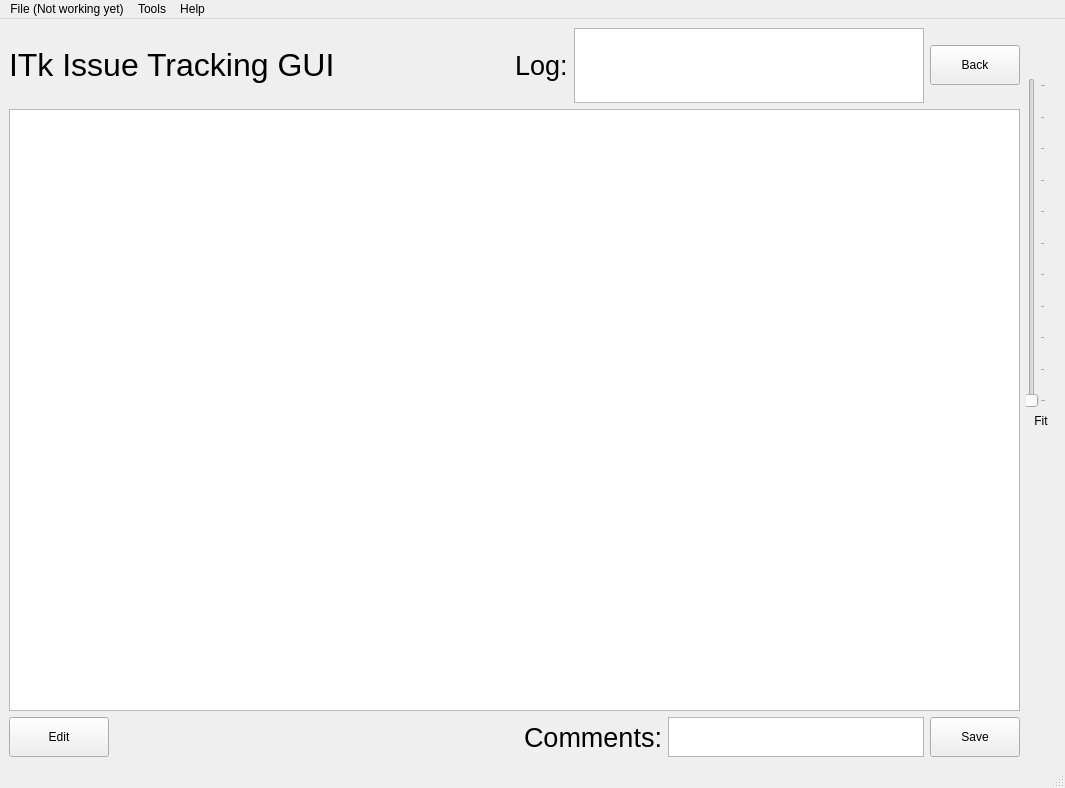
This is ITkTrackingGUI/WirebondRecorderGUI.ui in adamazoulay/ITkTrackingGUI as Qt 5 draws it before an edit. The edited form follows.
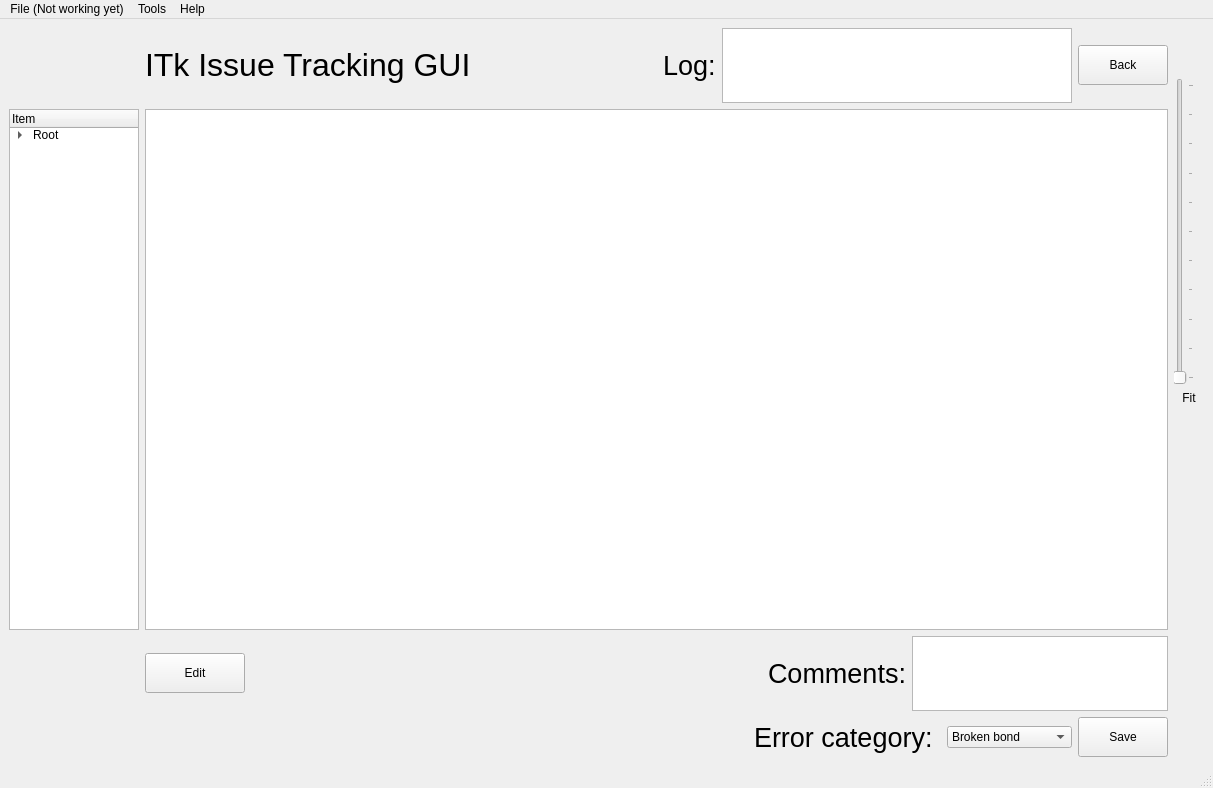
This is the edited form.

Commit message: Added in tree view for components, and error category selection

What changed in the file:
```diff
--- a/ITkTrackingGUI/WirebondRecorderGUI.ui
+++ b/ITkTrackingGUI/WirebondRecorderGUI.ui
@@ -6,7 +6,7 @@
    <rect>
     <x>0</x>
     <y>0</y>
-    <width>1060</width>
+    <width>1213</width>
     <height>788</height>
    </rect>
   </property>
@@ -106,7 +106,116 @@
       <property name="sizeConstraint">
        <enum>QLayout::SetNoConstraint</enum>
       </property>
-      <item row="2" column="0">
+      <item row="0" column="1">
+       <layout class="QHBoxLayout" name="horizontalLayout_2">
+        <item>
+         <widget class="QLabel" name="lblmainTitle">
+          <property name="sizePolicy">
+           <sizepolicy hsizetype="Fixed" vsizetype="Fixed">
+            <horstretch>0</horstretch>
+            <verstretch>0</verstretch>
+           </sizepolicy>
+          </property>
+          <property name="minimumSize">
+           <size>
+            <width>500</width>
+            <height>50</height>
+           </size>
+          </property>
+          <property name="maximumSize">
+           <size>
+            <width>500</width>
+            <height>50</height>
+           </size>
+          </property>
+          <property name="font">
+           <font>
+            <pointsize>24</pointsize>
+           </font>
+          </property>
+          <property name="text">
+           <string>ITk Issue Tracking GUI</string>
+          </property>
+         </widget>
+        </item>
+        <item>
+         <spacer name="horizontalSpacer">
+          <property name="orientation">
+           <enum>Qt::Horizontal</enum>
+          </property>
+          <property name="sizeHint" stdset="0">
+           <size>
+            <width>40</width>
+            <height>20</height>
+           </size>
+          </property>
+         </spacer>
+        </item>
+        <item>
+         <widget class="QLabel" name="label_2">
+          <property name="font">
+           <font>
+            <pointsize>20</pointsize>
+           </font>
+          </property>
+          <property name="text">
+           <string>Log:</string>
+          </property>
+         </widget>
+        </item>
+        <item>
+         <widget class="QTextBrowser" name="logText">
+          <property name="sizePolicy">
+           <sizepolicy hsizetype="Minimum" vsizetype="Minimum">
+            <horstretch>0</horstretch>
+            <verstretch>0</verstretch>
+           </sizepolicy>
+          </property>
+          <property name="minimumSize">
+           <size>
+            <width>350</width>
+            <height>75</height>
+           </size>
+          </property>
+          <property name="maximumSize">
+           <size>
+            <width>350</width>
+            <height>75</height>
+           </size>
+          </property>
+         </widget>
+        </item>
+        <item>
+         <widget class="QPushButton" name="btnBack">
+          <property name="sizePolicy">
+           <sizepolicy hsizetype="Fixed" vsizetype="Fixed">
+            <horstretch>0</horstretch>
+            <verstretch>0</verstretch>
+           </sizepolicy>
+          </property>
+          <property name="minimumSize">
+           <size>
+            <width>90</width>
+            <height>40</height>
+           </size>
+          </property>
+          <property name="maximumSize">
+           <size>
+            <width>90</width>
+            <height>40</height>
+           </size>
+          </property>
+          <property name="text">
+           <string>Back</string>
+          </property>
+         </widget>
+        </item>
+       </layout>
+      </item>
+      <item row="1" column="1">
+       <widget class="QGraphicsView" name="imgSelect"/>
+      </item>
+      <item row="2" column="1">
        <layout class="QHBoxLayout" name="horizontalLayout">
         <item>
          <widget class="QPushButton" name="btnChangeMode">
@@ -192,141 +301,147 @@
           </property>
          </widget>
         </item>
-        <item>
-         <widget class="QPushButton" name="btnSave">
-          <property name="sizePolicy">
-           <sizepolicy hsizetype="Minimum" vsizetype="Minimum">
-            <horstretch>0</horstretch>
-            <verstretch>0</verstretch>
-           </sizepolicy>
-          </property>
-          <property name="minimumSize">
-           <size>
-            <width>90</width>
-            <height>40</height>
-           </size>
-          </property>
-          <property name="maximumSize">
-           <size>
-            <width>90</width>
-            <height>40</height>
-           </size>
-          </property>
-          <property name="text">
-           <string>Save</string>
-          </property>
-         </widget>
-        </item>
-       </layout>
-      </item>
-      <item row="0" column="0">
-       <layout class="QHBoxLayout" name="horizontalLayout_2">
-        <item>
-         <widget class="QLabel" name="lblmainTitle">
-          <property name="sizePolicy">
-           <sizepolicy hsizetype="Fixed" vsizetype="Fixed">
-            <horstretch>0</horstretch>
-            <verstretch>0</verstretch>
-           </sizepolicy>
-          </property>
-          <property name="minimumSize">
-           <size>
-            <width>500</width>
-            <height>50</height>
-           </size>
-          </property>
-          <property name="maximumSize">
-           <size>
-            <width>500</width>
-            <height>50</height>
-           </size>
-          </property>
-          <property name="font">
-           <font>
-            <pointsize>24</pointsize>
-           </font>
-          </property>
-          <property name="text">
-           <string>ITk Issue Tracking GUI</string>
-          </property>
-         </widget>
-        </item>
-        <item>
-         <spacer name="horizontalSpacer">
-          <property name="orientation">
-           <enum>Qt::Horizontal</enum>
-          </property>
-          <property name="sizeHint" stdset="0">
-           <size>
-            <width>40</width>
-            <height>20</height>
-           </size>
-          </property>
-         </spacer>
-        </item>
-        <item>
-         <widget class="QLabel" name="label_2">
-          <property name="font">
-           <font>
-            <pointsize>20</pointsize>
-           </font>
-          </property>
-          <property name="text">
-           <string>Log:</string>
-          </property>
-         </widget>
-        </item>
-        <item>
-         <widget class="QTextBrowser" name="logText">
-          <property name="sizePolicy">
-           <sizepolicy hsizetype="Minimum" vsizetype="Minimum">
-            <horstretch>0</horstretch>
-            <verstretch>0</verstretch>
-           </sizepolicy>
-          </property>
-          <property name="minimumSize">
-           <size>
-            <width>350</width>
-            <height>75</height>
-           </size>
-          </property>
-          <property name="maximumSize">
-           <size>
-            <width>350</width>
-            <height>75</height>
-           </size>
-          </property>
-         </widget>
-        </item>
-        <item>
-         <widget class="QPushButton" name="btnBack">
-          <property name="sizePolicy">
-           <sizepolicy hsizetype="Fixed" vsizetype="Fixed">
-            <horstretch>0</horstretch>
-            <verstretch>0</verstretch>
-           </sizepolicy>
-          </property>
-          <property name="minimumSize">
-           <size>
-            <width>90</width>
-            <height>40</height>
-           </size>
-          </property>
-          <property name="maximumSize">
-           <size>
-            <width>90</width>
-            <height>40</height>
-           </size>
-          </property>
-          <property name="text">
-           <string>Back</string>
-          </property>
-         </widget>
-        </item>
        </layout>
       </item>
       <item row="1" column="0">
-       <widget class="QGraphicsView" name="imgSelect"/>
+       <widget class="QTreeWidget" name="treeWidget">
+        <property name="minimumSize">
+         <size>
+          <width>130</width>
+          <height>0</height>
+         </size>
+        </property>
+        <property name="maximumSize">
+         <size>
+          <width>130</width>
+          <height>16777215</height>
+         </size>
+        </property>
+        <column>
+         <property name="text">
+          <string>Item</string>
+         </property>
+        </column>
+        <item>
+         <property name="text">
+          <string>Root</string>
+         </property>
+         <item>
+          <property name="text">
+           <string>Endcap</string>
+          </property>
+          <item>
+           <property name="text">
+            <string>R0H0</string>
+           </property>
+           <item>
+            <property name="text">
+             <string>ASICu1</string>
+            </property>
+           </item>
+          </item>
+          <item>
+           <property name="text">
+            <string>R0H1</string>
+           </property>
+          </item>
+         </item>
+         <item>
+          <property name="text">
+           <string>Barrel</string>
+          </property>
+          <item>
+           <property name="text">
+            <string>LH</string>
+           </property>
+          </item>
+          <item>
+           <property name="text">
+            <string>RH</string>
+           </property>
+          </item>
+         </item>
+        </item>
+       </widget>
+      </item>
+     </layout>
+    </item>
+    <item row="1" column="0">
+     <layout class="QHBoxLayout" name="horizontalLayout_3">
+      <item>
+       <spacer name="horizontalSpacer_3">
+        <property name="orientation">
+         <enum>Qt::Horizontal</enum>
+        </property>
+        <property name="sizeHint" stdset="0">
+         <size>
+          <width>40</width>
+          <height>20</height>
+         </size>
+        </property>
+       </spacer>
+      </item>
+      <item>
+       <widget class="QLabel" name="label_3">
+        <property name="font">
+         <font>
+          <pointsize>20</pointsize>
+         </font>
+        </property>
+        <property name="text">
+         <string>Error category: </string>
+        </property>
+       </widget>
+      </item>
+      <item>
+       <widget class="QComboBox" name="errorCategory">
+        <property name="minimumSize">
+         <size>
+          <width>125</width>
+          <height>0</height>
+         </size>
+        </property>
+        <item>
+         <property name="text">
+          <string>Broken bond</string>
+         </property>
+        </item>
+        <item>
+         <property name="text">
+          <string>Glue coverage</string>
+         </property>
+        </item>
+        <item>
+         <property name="text">
+          <string>Scratched</string>
+         </property>
+        </item>
+       </widget>
+      </item>
+      <item>
+       <widget class="QPushButton" name="btnSave">
+        <property name="sizePolicy">
+         <sizepolicy hsizetype="Minimum" vsizetype="Minimum">
+          <horstretch>0</horstretch>
+          <verstretch>0</verstretch>
+         </sizepolicy>
+        </property>
+        <property name="minimumSize">
+         <size>
+          <width>90</width>
+          <height>40</height>
+         </size>
+        </property>
+        <property name="maximumSize">
+         <size>
+          <width>90</width>
+          <height>40</height>
+         </size>
+        </property>
+        <property name="text">
+         <string>Save</string>
+        </property>
+       </widget>
       </item>
      </layout>
     </item>
@@ -337,7 +452,7 @@
     <rect>
      <x>0</x>
      <y>0</y>
-     <width>1060</width>
+     <width>1213</width>
      <height>21</height>
     </rect>
    </property>
```
The commit also changes 3 other files.
